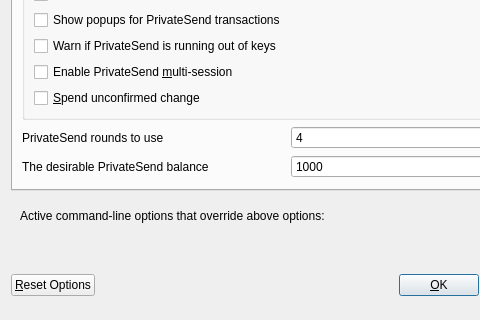
Above: src/qt/forms/optionsdialog.ui from AXErunners/axe before the change; both pictures show x 0 to 480 and y 143 to 463 of the 576 by 463 pixel window. Below: the same form after it.
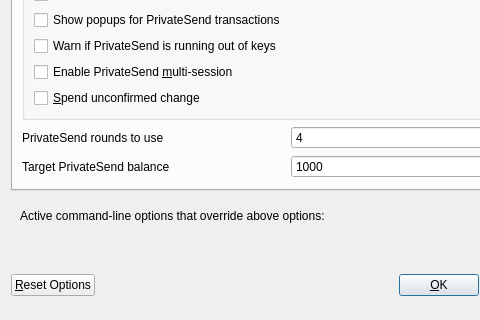
That is the form after the change. The open tabs and pages were chosen to show the change. Custom widgets are drawn as their Qt base class.

```diff
--- a/src/qt/forms/optionsdialog.ui
+++ b/src/qt/forms/optionsdialog.ui
@@ -263,7 +263,7 @@
             <string notr="true"/>
            </property>
            <property name="text">
-            <string>The desirable PrivateSend balance</string>
+            <string>Target PrivateSend balance</string>
            </property>
           </widget>
          </item>
```
